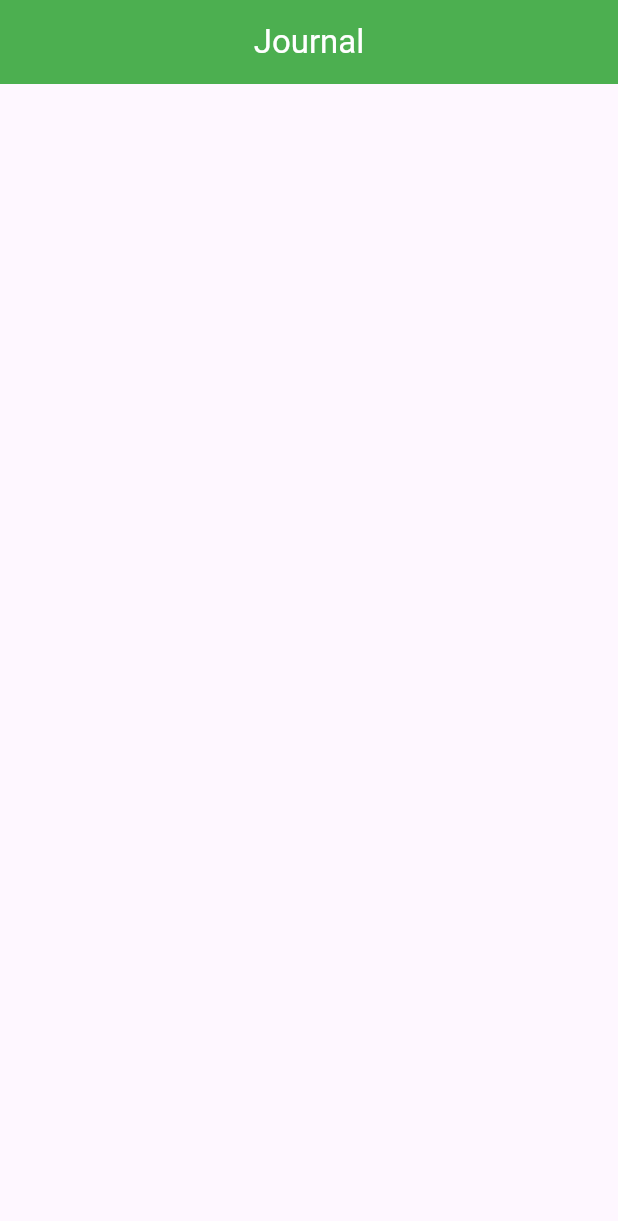
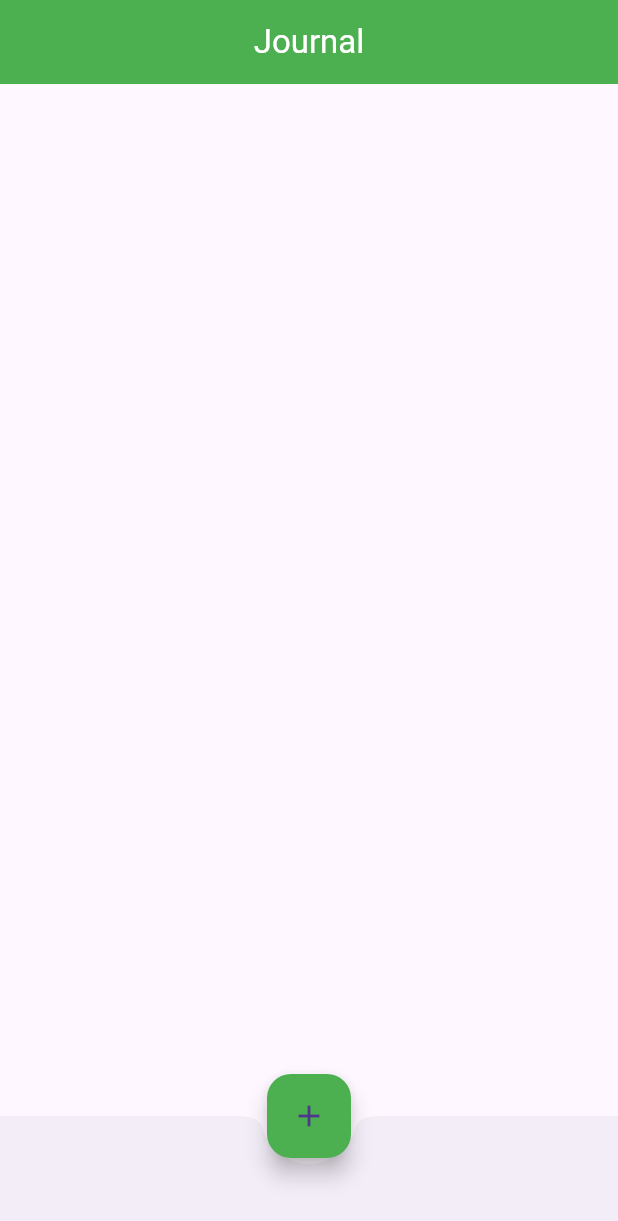
Before and after one commit to RachaelKivuti/journal_app, a Flutter app: the screen it shows after launch, on a phone screen of 412 x 824 dp. Shown: the top 1221 px of the screen. Run offline on Flutter 3.47's test engine with Material 3 defaults, Android fonts, the phone set to English and light mode, and no system bars; Roboto replaces fonts that are missing (open sans).

Commit message:
basic structure widgets

```diff
--- a/lib/pages/home.dart
+++ b/lib/pages/home.dart
@@ -22,6 +22,28 @@ class _HomeState extends State<Home> {
         backgroundColor: Colors.green,
         centerTitle: true,
       ),
+      // body: FutureBuilder(
+      //   initialData: const [],
+      //   future: _loadJournals(),
+      //   builder: (BuildContext context, AsyncSnapshot snapshot) {
+      //     return !snapshot.hasData
+      //         ? const Center(child: CircularProgressIndicator())
+      //         : _buildListViewSeparated(Snapshot);
+      //   },
+      // ),
+      bottomNavigationBar: const BottomAppBar(
+        shape: CircularNotchedRectangle(),
+        child: Padding(padding: EdgeInsets.all(24.0)),
+      ),
+      floatingActionButtonLocation: FloatingActionButtonLocation.centerDocked,
+      floatingActionButton: FloatingActionButton(
+        backgroundColor: Colors.green,
+        tooltip: 'Add Journal Entry',
+        child: const Icon(Icons.add),
+        onPressed: () {
+          //_addOrEditJournal(add: true, index: -1, journal: Journal());
+        },
+      ),
     );
   }
 }
```
